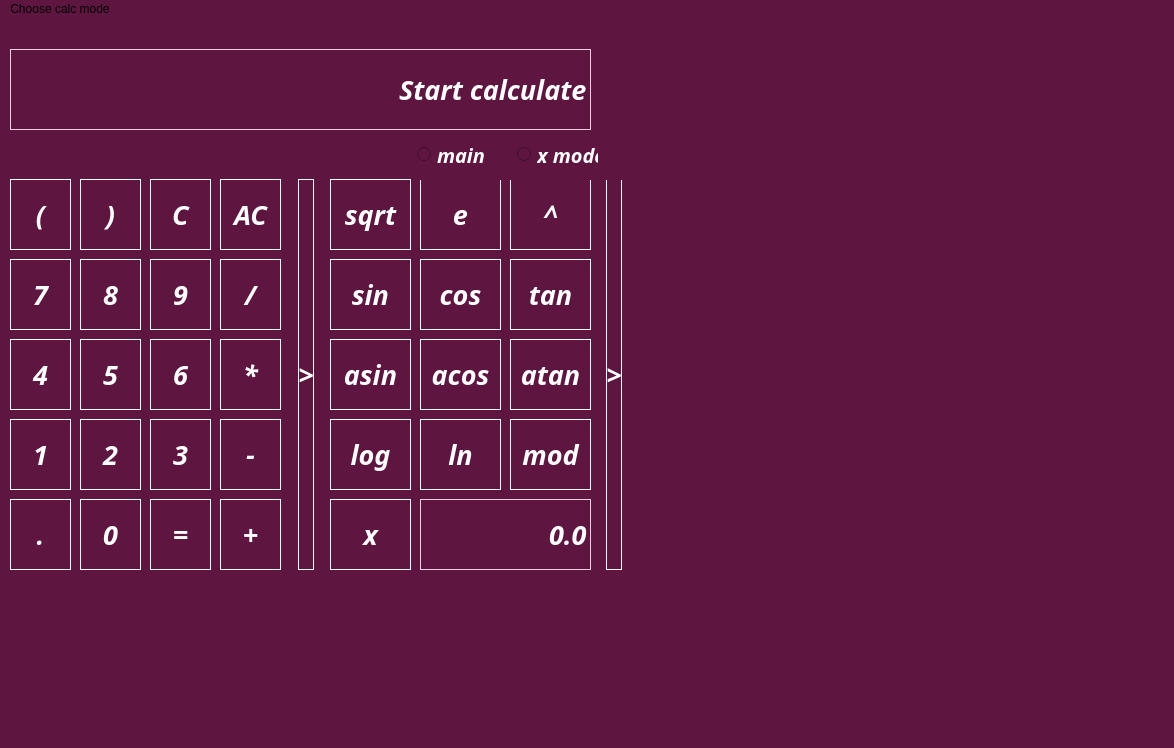
PolinaSKozlova/SmartCalc_v2.0, file src/mainwindow.ui: the form before one commit.
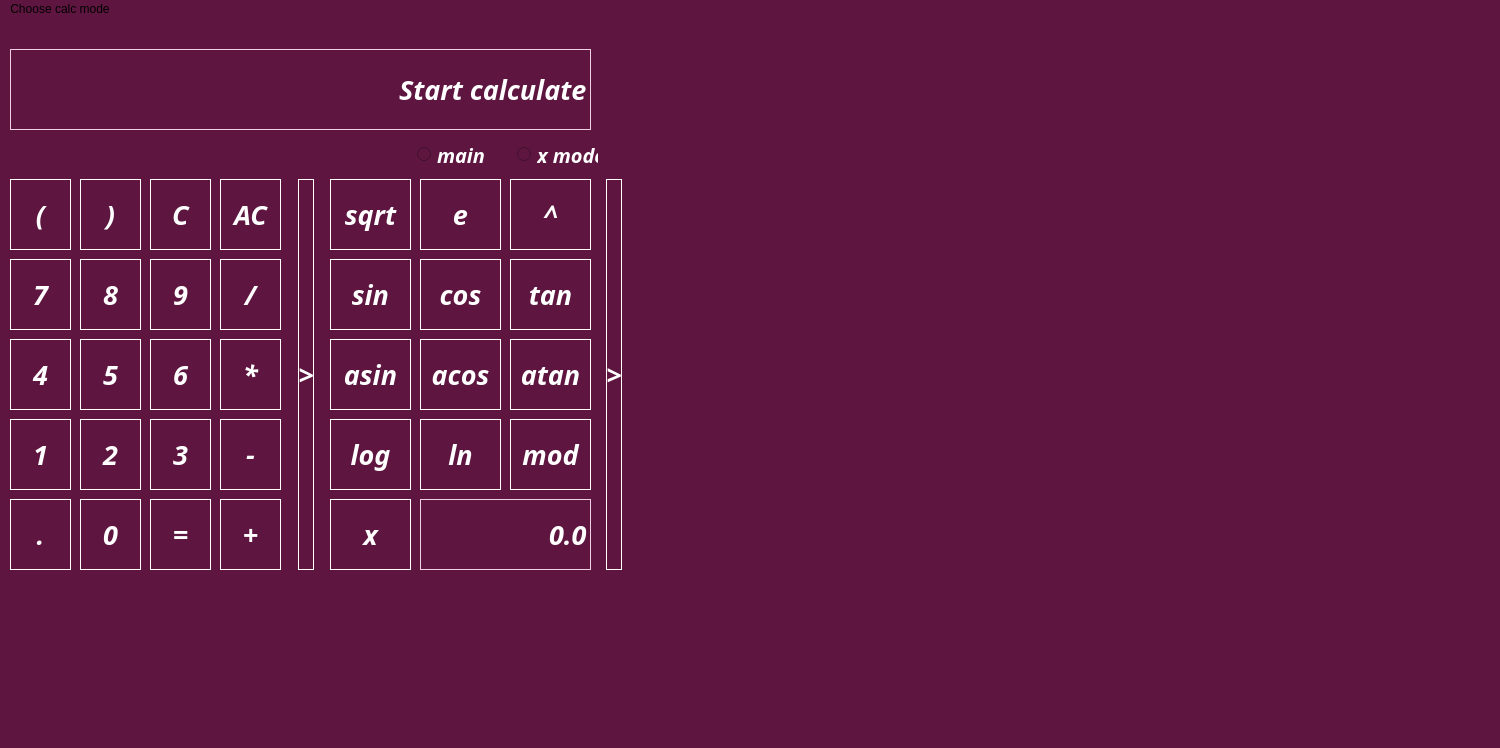
The form after the commit.

Commit message: добавила методы для кнопок

Diff of the .ui file:
```diff
--- a/src/mainwindow.ui
+++ b/src/mainwindow.ui
@@ -6,7 +6,7 @@
    <rect>
     <x>0</x>
     <y>0</y>
-    <width>1174</width>
+    <width>1500</width>
     <height>748</height>
    </rect>
   </property>
@@ -663,7 +663,7 @@
        <x>417</x>
        <y>0</y>
        <width>211</width>
-       <height>41</height>
+       <height>31</height>
       </rect>
      </property>
      <property name="frameShape">
@@ -1542,7 +1542,7 @@
     <rect>
      <x>0</x>
      <y>0</y>
-     <width>1174</width>
+     <width>1500</width>
      <height>24</height>
     </rect>
    </property>
```
The commit also changes 2 other files.
